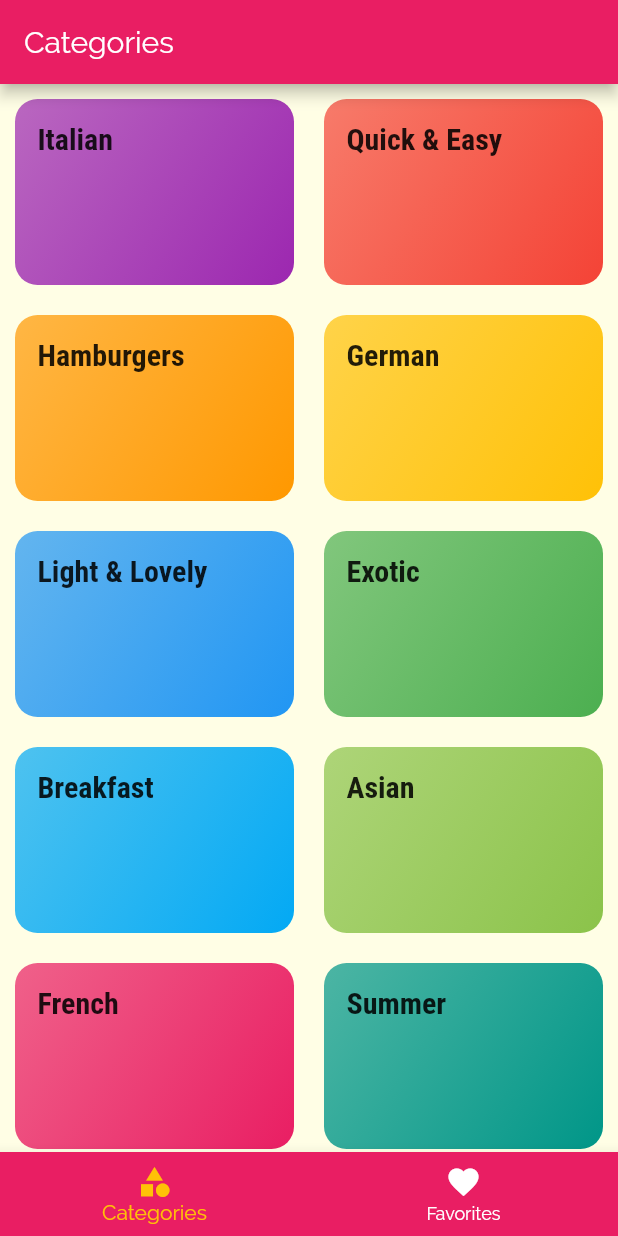
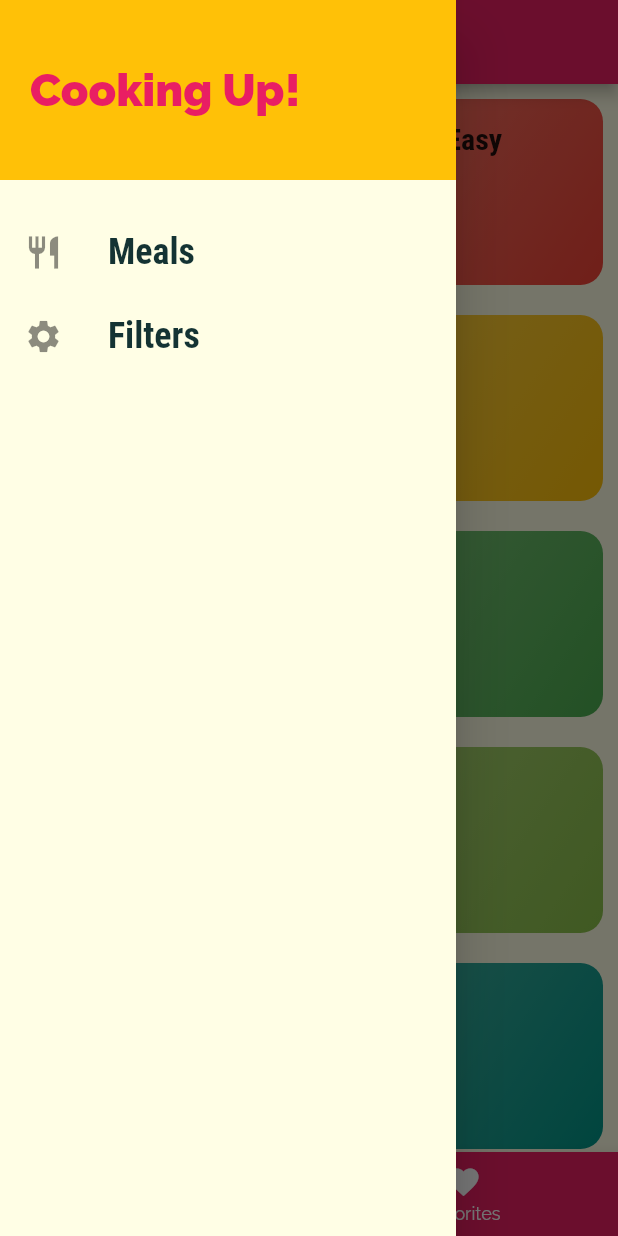
Before and after one commit to admn16/flutter-tutorial, a Flutter app: the screen it shows after launch, with the side drawer open (before the commit the screen has no drawer), on a phone screen of 412 x 824 dp. Run offline on Flutter 3.47's test engine with Material 2 defaults, Android fonts, the phone set to English and light mode, and no system bars.

Commit message:
Added navigation in App drawer

```diff
--- a/meals_app/lib/main.dart
+++ b/meals_app/lib/main.dart
@@ -4,6 +4,7 @@ import './screens/categories_screen.dart';
 import './screens/category_meals_screen.dart';
 import './screens/meal_detail_screen.dart';
 import './screens/tabs_screen.dart';
+import './screens/filters_screen.dart';
 
 void main() => runApp(MyApp());
 
@@ -36,6 +37,7 @@ class MyApp extends StatelessWidget {
         '/': (ctx) => TabsScreen(),
         CategoryMealsScreen.routeName: (ctx) => CategoryMealsScreen(),
         MealDetailScreen.routeName: (ctx) => MealDetailScreen(),
+        FiltersScreen.routeName: (ctx) => FiltersScreen(),
       },
       // onGenerateRoute: (settings) {
       //   print(settings.arguments);
--- /dev/null
+++ b/meals_app/lib/screens/filters_screen.dart
@@ -0,0 +1,14 @@
+import 'package:flutter/material.dart';
+
+class FiltersScreen extends StatelessWidget {
+  static const routeName = '/filters';
+
+  const FiltersScreen({Key? key}) : super(key: key);
+
+  @override
+  Widget build(BuildContext context) {
+    return Center(
+      child: Text('Filters'),
+    );
+  }
+}
--- a/meals_app/lib/screens/tabs_screen.dart
+++ b/meals_app/lib/screens/tabs_screen.dart
@@ -3,6 +3,7 @@ import 'package:flutter/material.dart';
 import './categories_screen.dart';
 import './favorites_screen.dart';
 import '../models/tab_page.dart';
+import '../widgets/main_drawer.dart';
 
 class TabsScreen extends StatefulWidget {
   const TabsScreen({Key? key}) : super(key: key);
@@ -40,6 +41,7 @@ class _TabsScreenState extends State<TabsScreen> {
         title: Text(selectedPage.title),
       ),
       body: selectedPage.page,
+      drawer: MainDrawer(),
       bottomNavigationBar: BottomNavigationBar(
         items: [
           BottomNavigationBarItem(
--- /dev/null
+++ b/meals_app/lib/widgets/main_drawer.dart
@@ -0,0 +1,69 @@
+import 'package:flutter/material.dart';
+
+import '../screens/filters_screen.dart';
+
+class MainDrawer extends StatelessWidget {
+  const MainDrawer({Key? key}) : super(key: key);
+
+  Widget buildListTile({
+    required String title,
+    required IconData icon,
+    required VoidCallback tapHandler,
+  }) {
+    return ListTile(
+      leading: Icon(
+        icon,
+        size: 26,
+      ),
+      title: Text(
+        title,
+        style: TextStyle(
+          fontFamily: 'RobotoCondensed',
+          fontSize: 24,
+          fontWeight: FontWeight.bold,
+        ),
+      ),
+      onTap: tapHandler,
+    );
+  }
+
+  @override
+  Widget build(BuildContext context) {
+    return Drawer(
+      child: Column(
+        children: [
+          Container(
+            height: 120,
+            width: double.infinity,
+            padding: EdgeInsets.all(20),
+            alignment: Alignment.centerLeft,
+            color: Theme.of(context).accentColor,
+            child: Text(
+              'Cooking Up!',
+              style: TextStyle(
+                fontWeight: FontWeight.w900,
+                fontSize: 30,
+                color: Theme.of(context).primaryColor,
+              ),
+            ),
+          ),
+          SizedBox(
+            height: 20,
+          ),
+          buildListTile(
+              icon: Icons.restaurant,
+              title: 'Meals',
+              tapHandler: () {
+                Navigator.of(context).pushNamed('/');
+              }),
+          buildListTile(
+              icon: Icons.settings,
+              title: 'Filters',
+              tapHandler: () {
+                Navigator.of(context).pushNamed(FiltersScreen.routeName);
+              }),
+        ],
+      ),
+    );
+  }
+}
```
